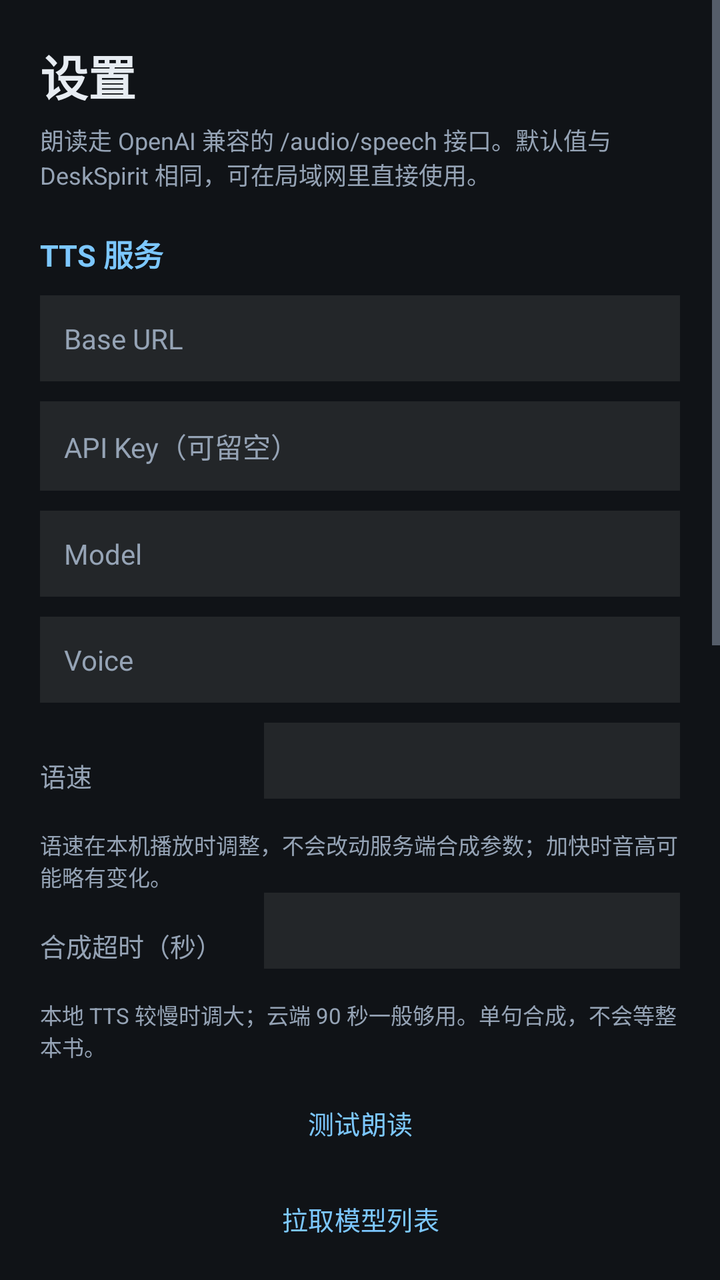
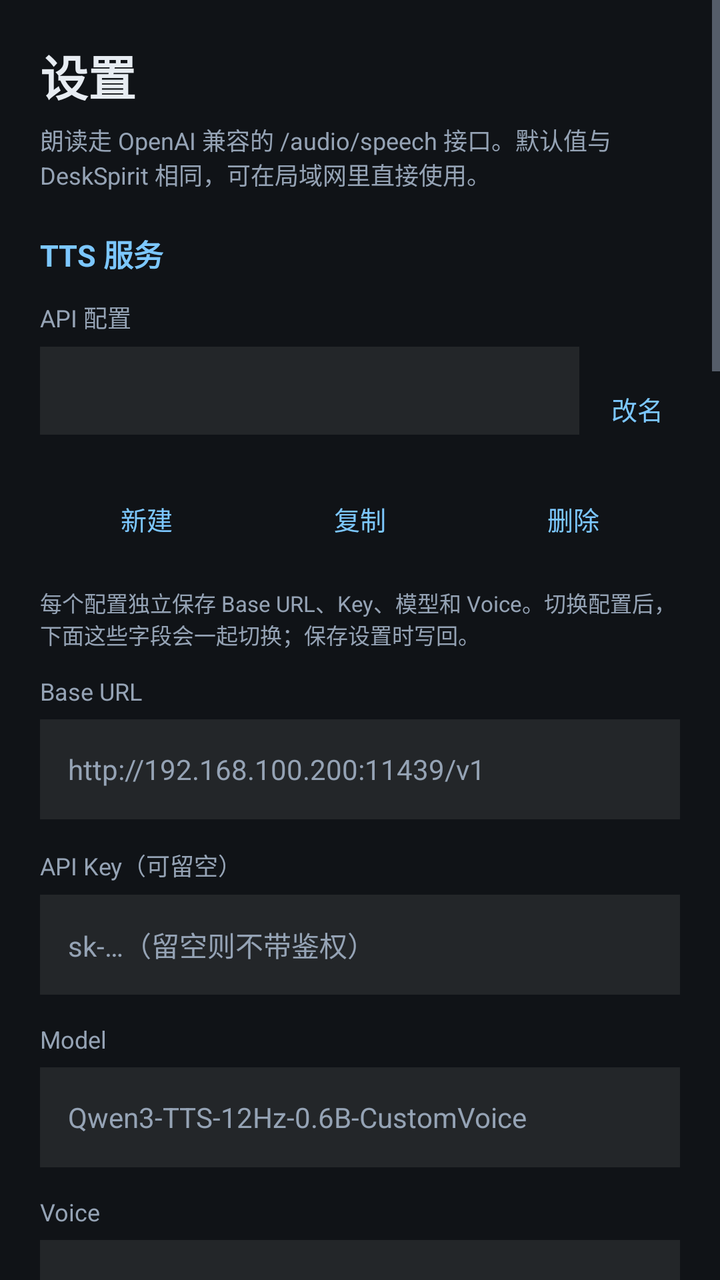

Screens rendered from an Android XML layout before and after an edit, with the pre-edit source and the edit as a unified diff.
<!-- AndroidManifest.xml: application theme Theme.AudioBook -->
<!-- res/layout/activity_settings.xml -->
<?xml version="1.0" encoding="utf-8"?>
<ScrollView xmlns:android="http://schemas.android.com/apk/res/android"
    android:id="@+id/root"
    android:layout_width="match_parent"
    android:layout_height="match_parent"
    android:background="@color/bg"
    android:fitsSystemWindows="true">

    <LinearLayout
        android:layout_width="match_parent"
        android:layout_height="wrap_content"
        android:orientation="vertical"
        android:padding="20dp">

        <TextView
            android:id="@+id/tvTitle"
            android:layout_width="wrap_content"
            android:layout_height="wrap_content"
            android:text="@string/settings_title"
            android:textColor="@color/text_primary"
            android:textSize="24sp"
            android:textStyle="bold" />

        <TextView
            android:id="@+id/tvSubtitle"
            android:layout_width="match_parent"
            android:layout_height="wrap_content"
            android:layout_marginTop="6dp"
            android:text="@string/settings_subtitle"
            android:textColor="@color/text_secondary"
            android:textSize="12sp" />

        <TextView
            style="@style/SectionTitle"
            android:text="@string/sec_tts" />

        <EditText
            android:id="@+id/etBase"
            style="@style/FieldInput"
            android:hint="@string/tts_base"
            android:inputType="textUri" />

        <EditText
            android:id="@+id/etKey"
            style="@style/FieldInput"
            android:hint="@string/tts_key"
            android:inputType="textPassword" />

        <EditText
            android:id="@+id/etModel"
            style="@style/FieldInput"
            android:hint="@string/tts_model"
            android:inputType="text" />

        <EditText
            android:id="@+id/etVoice"
            style="@style/FieldInput"
            android:hint="@string/tts_voice"
            android:inputType="text" />

        <LinearLayout
            android:layout_width="match_parent"
            android:layout_height="wrap_content"
            android:gravity="center_vertical"
            android:orientation="horizontal">

            <TextView
                style="@style/RowLabel"
                android:text="@string/tts_speed" />

            <EditText
                android:id="@+id/etSpeed"
                style="@style/FieldInput"
                android:layout_width="0dp"
                android:layout_height="wrap_content"
                android:layout_weight="1"
                android:inputType="numberDecimal" />
        </LinearLayout>

        <TextView
            android:layout_width="match_parent"
            android:layout_height="wrap_content"
            android:text="@string/tts_speed_hint"
            android:textColor="@color/text_secondary"
            android:textSize="11sp" />

        <LinearLayout
            android:layout_width="match_parent"
            android:layout_height="wrap_content"
            android:gravity="center_vertical"
            android:orientation="horizontal">

            <TextView
                style="@style/RowLabel"
                android:text="@string/tts_timeout" />

            <EditText
                android:id="@+id/etTimeout"
                style="@style/FieldInput"
                android:layout_width="0dp"
                android:layout_height="wrap_content"
                android:layout_weight="1"
                android:inputType="number" />
        </LinearLayout>

        <TextView
            android:layout_width="match_parent"
            android:layout_height="wrap_content"
            android:text="@string/tts_timeout_hint"
            android:textColor="@color/text_secondary"
            android:textSize="11sp" />

        <Button
            android:id="@+id/btnTest"
            style="@style/BarButton"
            android:layout_width="match_parent"
            android:layout_height="wrap_content"
            android:layout_marginTop="6dp"
            android:text="@string/tts_test" />

        <Button
            android:id="@+id/btnPullModels"
            style="@style/BarButton"
            android:layout_width="match_parent"
            android:layout_height="wrap_content"
            android:text="@string/pull_models" />

        <TextView
            android:id="@+id/tvTestStatus"
            android:layout_width="match_parent"
            android:layout_height="wrap_content"
            android:paddingTop="4dp"
            android:textColor="@color/text_secondary"
            android:textSize="12sp" />

        <TextView
            style="@style/SectionTitle"
            android:text="@string/sec_cache" />

        <TextView
            android:id="@+id/tvCache"
            android:layout_width="match_parent"
            android:layout_height="wrap_content"
            android:textColor="@color/text_secondary"
            android:textSize="12sp" />

        <Button
            android:id="@+id/btnClearCache"
            style="@style/BarButton"
            android:layout_width="match_parent"
            android:layout_height="wrap_content"
            android:layout_marginTop="4dp"
            android:text="@string/cache_clear" />

        <TextView
            style="@style/SectionTitle"
            android:text="@string/sec_reading" />

        <LinearLayout
            android:layout_width="match_parent"
            android:layout_height="wrap_content"
            android:gravity="center_vertical"
            android:orientation="horizontal">

            <TextView
                style="@style/RowLabel"
                android:text="@string/setting_theme" />

            <Spinner
                android:id="@+id/spTheme"
                android:layout_width="0dp"
                android:layout_height="wrap_content"
                android:layout_weight="1"
                android:background="@color/field_bg" />
        </LinearLayout>

        <LinearLayout
            android:layout_width="match_parent"
            android:layout_height="wrap_content"
            android:gravity="center_vertical"
            android:orientation="horizontal">

            <TextView
                style="@style/RowLabel"
                android:text="@string/setting_font_size" />

            <EditText
                android:id="@+id/etFontSize"
                style="@style/FieldInput"
                android:layout_width="0dp"
                android:layout_height="wrap_content"
                android:layout_weight="1"
                android:inputType="number" />
        </LinearLayout>

        <LinearLayout
            android:layout_width="match_parent"
            android:layout_height="wrap_content"
            android:gravity="center_vertical"
            android:orientation="horizontal">

            <TextView
                style="@style/RowLabel"
                android:text="@string/setting_line_spacing" />

            <EditText
                android:id="@+id/etLineSpacing"
                style="@style/FieldInput"
                android:layout_width="0dp"
                android:layout_height="wrap_content"
                android:layout_weight="1"
                android:inputType="numberDecimal" />
        </LinearLayout>

        <LinearLayout
            android:layout_width="match_parent"
            android:layout_height="wrap_content"
            android:gravity="center_vertical"
            android:orientation="horizontal">

            <TextView
                style="@style/RowLabel"
                android:text="@string/setting_margin" />

            <EditText
                android:id="@+id/etMargin"
                style="@style/FieldInput"
                android:layout_width="0dp"
                android:layout_height="wrap_content"
                android:layout_weight="1"
                android:inputType="number" />
        </LinearLayout>

        <LinearLayout
            android:layout_width="match_parent"
            android:layout_height="wrap_content"
            android:gravity="center_vertical"
            android:orientation="horizontal">

            <TextView
                style="@style/RowLabel"
                android:text="@string/setting_font_family" />

            <Spinner
                android:id="@+id/spFont"
                android:layout_width="0dp"
                android:layout_height="wrap_content"
                android:layout_weight="1"
                android:background="@color/field_bg" />
        </LinearLayout>

        <LinearLayout
            android:layout_width="match_parent"
            android:layout_height="wrap_content"
            android:gravity="center_vertical"
            android:orientation="horizontal"
            android:paddingTop="8dp">

            <TextView
                android:layout_width="0dp"
                android:layout_height="wrap_content"
                android:layout_weight="1"
                android:text="@string/setting_auto_scroll"
                android:textColor="@color/text_secondary"
                android:textSize="13sp" />

            <Switch
                android:id="@+id/swAutoScroll"
                android:layout_width="wrap_content"
                android:layout_height="wrap_content" />
        </LinearLayout>

        <LinearLayout
            android:layout_width="match_parent"
            android:layout_height="wrap_content"
            android:gravity="center_vertical"
            android:orientation="horizontal">

            <TextView
                style="@style/RowLabel"
                android:text="@string/setting_cache_mb" />

            <EditText
                android:id="@+id/etCacheMb"
                style="@style/FieldInput"
                android:layout_width="0dp"
                android:layout_height="wrap_content"
                android:layout_weight="1"
                android:inputType="number" />
        </LinearLayout>

        <Button
            android:id="@+id/btnSave"
            android:layout_width="match_parent"
            android:layout_height="52dp"
            android:layout_marginTop="18dp"
            android:backgroundTint="@color/accent"
            android:text="@string/settings_save"
            android:textColor="@color/bg"
            android:textStyle="bold" />

        <Button
            android:id="@+id/btnReset"
            style="@style/BarButton"
            android:layout_width="match_parent"
            android:layout_height="wrap_content"
            android:layout_marginBottom="20dp"
            android:text="@string/settings_reset" />
    </LinearLayout>
</ScrollView>
<!-- resources referenced by this layout -->
<resources>
  <color name="accent">#7CC7FF</color>
  <color name="bg">#101317</color>
  <color name="field_bg">#14FFFFFF</color>
  <color name="text_primary">#E7ECF2</color>
  <string name="cache_clear">清空缓存</string>
  <string name="pull_models">拉取模型列表</string>
  <string name="sec_cache">音频缓存</string>
  <string name="sec_reading">阅读外观</string>
  <string name="sec_tts">TTS 服务</string>
  <string name="setting_cache_mb">缓存上限 MB</string>
  <string name="setting_margin">页边距</string>
  <string name="setting_theme">主题</string>
  <string name="settings_reset">恢复默认</string>
  <string name="settings_save">保存设置</string>
  <string name="settings_title">设置</string>
  <string name="tts_base">Base URL</string>
  <string name="tts_model">Model</string>
  <string name="tts_speed">语速</string>
  <string name="tts_test">测试朗读</string>
  <string name="tts_timeout">合成超时（秒）</string>
  <string name="tts_timeout_hint">本地 TTS 较慢时调大；云端 90 秒一般够用。单句合成，不会等整本书。</string>
  <string name="tts_voice">Voice</string>
  <style name="FieldInput">
          <item name="android:layout_width">match_parent</item>
          <item name="android:layout_height">wrap_content</item>
          <item name="android:layout_marginBottom">10dp</item>
          <item name="android:background">@color/field_bg</item>
          <item name="android:padding">12dp</item>
          <item name="android:textColor">@color/text_primary</item>
          <item name="android:textColorHint">@color/text_secondary</item>
          <item name="android:textSize">14sp</item>
      </style>
  <style name="RowLabel">
          <item name="android:layout_width">112dp</item>
          <item name="android:layout_height">wrap_content</item>
          <item name="android:gravity">center_vertical</item>
          <item name="android:textColor">@color/text_secondary</item>
          <item name="android:textSize">13sp</item>
      </style>
  <!-- unchanged entries left out for length: 11 -->
</resources>

<!-- the commit's change to res/layout/activity_settings.xml (unified diff, before → after) -->
@@ -34,29 +34,11 @@
             style="@style/SectionTitle"
             android:text="@string/sec_tts" />
 
-        <EditText
-            android:id="@+id/etBase"
-            style="@style/FieldInput"
-            android:hint="@string/tts_base"
-            android:inputType="textUri" />
-
-        <EditText
-            android:id="@+id/etKey"
-            style="@style/FieldInput"
-            android:hint="@string/tts_key"
-            android:inputType="textPassword" />
-
-        <EditText
-            android:id="@+id/etModel"
-            style="@style/FieldInput"
-            android:hint="@string/tts_model"
-            android:inputType="text" />
-
-        <EditText
-            android:id="@+id/etVoice"
-            style="@style/FieldInput"
-            android:hint="@string/tts_voice"
-            android:inputType="text" />
+        
+        <TextView
+            android:id="@+id/tvProfileTitle"
+            style="@style/FieldLabel"
+            android:text="@string/profile_title" />
 
         <LinearLayout
             android:layout_width="match_parent"
@@ -64,49 +46,165 @@
             android:gravity="center_vertical"
             android:orientation="horizontal">
 
-            <TextView
-                style="@style/RowLabel"
-                android:text="@string/tts_speed" />
-
-            <EditText
-                android:id="@+id/etSpeed"
+            <Spinner
+                android:id="@+id/spProfile"
                 style="@style/FieldInput"
                 android:layout_width="0dp"
-                android:layout_height="wrap_content"
-                android:layout_weight="1"
-                android:inputType="numberDecimal" />
+                android:layout_weight="1" />
+
+            <Button
+                android:id="@+id/btnRenameProfile"
+                style="@style/ProfileSideButton"
+                android:text="@string/profile_rename" />
         </LinearLayout>
 
-        <TextView
-            android:layout_width="match_parent"
-            android:layout_height="wrap_content"
+        <LinearLayout
+            android:layout_width="match_parent"
+            android:layout_height="wrap_content"
+            android:layout_marginBottom="10dp"
+            android:orientation="horizontal">
+
+            <Button
+                android:id="@+id/btnAddProfile"
+                style="@style/ProfAction"
+                android:text="@string/profile_add" />
+
+            <Button
+                android:id="@+id/btnDupProfile"
+                style="@style/ProfAction"
+                android:text="@string/profile_dup" />
+
+            <Button
+                android:id="@+id/btnDelProfile"
+                style="@style/ProfAction"
+                android:text="@string/profile_del" />
+        </LinearLayout>
+
+        <TextView
+            android:layout_width="match_parent"
+            android:layout_height="wrap_content"
+            android:layout_marginBottom="10dp"
+            android:text="@string/profile_hint"
+            android:textColor="@color/text_secondary"
+            android:textSize="11sp" />
+
+        <TextView
+            style="@style/FieldLabel"
+            android:text="@string/tts_base" />
+
+        <EditText
+            android:id="@+id/etBase"
+            style="@style/FieldInput"
+            android:hint="@string/tts_base_hint"
+            android:inputType="textUri" />
+
+        <TextView
+            style="@style/FieldLabel"
+            android:text="@string/tts_key" />
+
+        <EditText
+            android:id="@+id/etKey"
+            style="@style/FieldInput"
+            android:hint="@string/tts_key_hint"
+            android:inputType="textPassword" />
+
+        <TextView
+            style="@style/FieldLabel"
+            android:text="@string/tts_model" />
+
+        <EditText
+            android:id="@+id/etModel"
+            style="@style/FieldInput"
+            android:hint="@string/tts_model_hint"
+            android:inputType="text" />
+
+        <TextView
+            style="@style/FieldLabel"
+            android:text="@string/tts_voice" />
+
+        <EditText
+            android:id="@+id/etVoice"
+            style="@style/FieldInput"
+            android:hint="@string/tts_voice_hint"
+            android:inputType="text" />
+
+        <TextView
+            style="@style/FieldLabel"
+            android:text="@string/tts_speed" />
+
+        <EditText
+            android:id="@+id/etSpeed"
+            style="@style/FieldInput"
+            android:inputType="numberDecimal" />
+
+        <TextView
+            android:layout_width="match_parent"
+            android:layout_height="wrap_content"
+            android:layout_marginTop="-4dp"
+            android:layout_marginBottom="12dp"
             android:text="@string/tts_speed_hint"
             android:textColor="@color/text_secondary"
             android:textSize="11sp" />
 
-        <LinearLayout
-            android:layout_width="match_parent"
-            android:layout_height="wrap_content"
-            android:gravity="center_vertical"
-            android:orientation="horizontal">
-
-            <TextView
-                style="@style/RowLabel"
-                android:text="@string/tts_timeout" />
-
-            <EditText
-                android:id="@+id/etTimeout"
-                style="@style/FieldInput"
-                android:layout_width="0dp"
-                android:layout_height="wrap_content"
-                android:layout_weight="1"
-                android:inputType="number" />
-        </LinearLayout>
-
-        <TextView
-            android:layout_width="match_parent"
-            android:layout_height="wrap_content"
+        <TextView
+            style="@style/FieldLabel"
+            android:text="@string/tts_timeout" />
+
+        <EditText
+            android:id="@+id/etTimeout"
+            style="@style/FieldInput"
+            android:inputType="number" />
+
+        <TextView
+            android:layout_width="match_parent"
+            android:layout_height="wrap_content"
+            android:layout_marginTop="-4dp"
+            android:layout_marginBottom="12dp"
             android:text="@string/tts_timeout_hint"
+            android:textColor="@color/text_secondary"
+            android:textSize="11sp" />
+
+        <TextView
+            style="@style/FieldLabel"
+            android:text="@string/setting_chunk" />
+
+        <Spinner
+            android:id="@+id/spChunk"
+            style="@style/FieldInput" />
+
+        <TextView
+            style="@style/FieldLabel"
+            android:text="@string/setting_chunk_custom" />
+
+        <EditText
+            android:id="@+id/etChunkChars"
+            style="@style/FieldInput"
+            android:inputType="number" />
+
+        <TextView
+            android:layout_width="match_parent"
+            android:layout_height="wrap_content"
+            android:layout_marginTop="-4dp"
+            android:layout_marginBottom="12dp"
+            android:text="@string/chunk_custom_hint"
+            android:textColor="@color/text_secondary"
+            android:textSize="11sp" />
+
+        <TextView
+            style="@style/FieldLabel"
+            android:text="@string/setting_preload" />
+
+        <EditText
+            android:id="@+id/etPreloadMin"
+            style="@style/FieldInput"
+            android:inputType="number" />
+
+        <TextView
+            android:layout_width="match_parent"
+            android:layout_height="wrap_content"
+            android:layout_marginTop="-4dp"
+            android:layout_marginBottom="12dp"
+            android:text="@string/preload_hint"
             android:textColor="@color/text_secondary"
             android:textSize="11sp" />
 
@@ -115,7 +213,7 @@
             style="@style/BarButton"
             android:layout_width="match_parent"
             android:layout_height="wrap_content"
-            android:layout_marginTop="6dp"
+            android:layout_marginTop="4dp"
             android:text="@string/tts_test" />
 
         <Button
@@ -144,6 +242,14 @@
             android:textColor="@color/text_secondary"
             android:textSize="12sp" />
 
+        <TextView
+            android:id="@+id/tvCachePath"
+            android:layout_width="match_parent"
+            android:layout_height="wrap_content"
+            android:layout_marginTop="3dp"
+            android:textColor="@color/text_dim"
+            android:textSize="10sp" />
+
         <Button
             android:id="@+id/btnClearCache"
             style="@style/BarButton"
@@ -156,105 +262,56 @@
             style="@style/SectionTitle"
             android:text="@string/sec_reading" />
 
-        <LinearLayout
-            android:layout_width="match_parent"
-            android:layout_height="wrap_content"
-            android:gravity="center_vertical"
-            android:orientation="horizontal">
-
-            <TextView
-                style="@style/RowLabel"
-                android:text="@string/setting_theme" />
-
-            <Spinner
-                android:id="@+id/spTheme"
-                android:layout_width="0dp"
-                android:layout_height="wrap_content"
-                android:layout_weight="1"
-                android:background="@color/field_bg" />
-        </LinearLayout>
-
-        <LinearLayout
-            android:layout_width="match_parent"
-            android:layout_height="wrap_content"
-            android:gravity="center_vertical"
-            android:orientation="horizontal">
-
-            <TextView
-                style="@style/RowLabel"
-                android:text="@string/setting_font_size" />
-
-            <EditText
-                android:id="@+id/etFontSize"
-                style="@style/FieldInput"
-                android:layout_width="0dp"
-                android:layout_height="wrap_content"
-                android:layout_weight="1"
-                android:inputType="number" />
-        </LinearLayout>
-
-        <LinearLayout
-            android:layout_width="match_parent"
-            android:layout_height="wrap_content"
-            android:gravity="center_vertical"
-            android:orientation="horizontal">
-
-            <TextView
-                style="@style/RowLabel"
-                android:text="@string/setting_line_spacing" />
-
-            <EditText
-                android:id="@+id/etLineSpacing"
-                style="@style/FieldInput"
-                android:layout_width="0dp"
-                android:layout_height="wrap_content"
-                android:layout_weight="1"
-                android:inputType="numberDecimal" />
-        </LinearLayout>
-
-        <LinearLayout
-            android:layout_width="match_parent"
-            android:layout_height="wrap_content"
-            android:gravity="center_vertical"
-            android:orientation="horizontal">
-
-            <TextView
-                style="@style/RowLabel"
-                android:text="@string/setting_margin" />
-
-            <EditText
-                android:id="@+id/etMargin"
-                style="@style/FieldInput"
-                android:layout_width="0dp"
-                android:layout_height="wrap_content"
-                android:layout_weight="1"
-                android:inputType="number" />
-        </LinearLayout>
-
-        <LinearLayout
-            android:layout_width="match_parent"
-            android:layout_height="wrap_content"
-            android:gravity="center_vertical"
-            android:orientation="horizontal">
-
-            <TextView
-                style="@style/RowLabel"
-                android:text="@string/setting_font_family" />
-
-            <Spinner
-                android:id="@+id/spFont"
-                android:layout_width="0dp"
-                android:layout_height="wrap_content"
-                android:layout_weight="1"
-                android:background="@color/field_bg" />
-        </LinearLayout>
+        <TextView
+            style="@style/FieldLabel"
+            android:text="@string/setting_theme" />
+
+        <Spinner
+            android:id="@+id/spTheme"
+            style="@style/FieldInput" />
+
+        <TextView
+            style="@style/FieldLabel"
+            android:text="@string/setting_font_size" />
+
+        <EditText
+            android:id="@+id/etFontSize"
+            style="@style/FieldInput"
+            android:inputType="number" />
+
+        <TextView
+            style="@style/FieldLabel"
+            android:text="@string/setting_line_spacing" />
+
+        <EditText
+            android:id="@+id/etLineSpacing"
+            style="@style/FieldInput"
+            android:inputType="numberDecimal" />
+
+        <TextView
+            style="@style/FieldLabel"
+            android:text="@string/setting_margin" />
+
+        <EditText
+            android:id="@+id/etMargin"
+            style="@style/FieldInput"
+            android:inputType="number" />
+
+        <TextView
+            style="@style/FieldLabel"
+            android:text="@string/setting_font_family" />
+
+        <Spinner
+            android:id="@+id/spFont"
+            style="@style/FieldInput" />
 
         <LinearLayout
             android:layout_width="match_parent"
             android:layout_height="wrap_content"
             android:gravity="center_vertical"
             android:orientation="horizontal"
-            android:paddingTop="8dp">
+            android:paddingTop="4dp"
+            android:paddingBottom="4dp">
 
             <TextView
                 android:layout_width="0dp"
@@ -262,31 +319,12 @@
                 android:layout_weight="1"
                 android:text="@string/setting_auto_scroll"
                 android:textColor="@color/text_secondary"
-                android:textSize="13sp" />
+                android:textSize="14sp" />
 
             <Switch
                 android:id="@+id/swAutoScroll"
                 android:layout_width="wrap_content"
                 android:layout_height="wrap_content" />
-        </LinearLayout>
-
-        <LinearLayout
-            android:layout_width="match_parent"
-            android:layout_height="wrap_content"
-            android:gravity="center_vertical"
-            android:orientation="horizontal">
-
-            <TextView
-                style="@style/RowLabel"
-                android:text="@string/setting_cache_mb" />
-
-            <EditText
-                android:id="@+id/etCacheMb"
-                style="@style/FieldInput"
-                android:layout_width="0dp"
-                android:layout_height="wrap_content"
-                android:layout_weight="1"
-                android:inputType="number" />
         </LinearLayout>
 
         <Button
<!-- resource entries referenced after the edit -->
@@ -2,41 +2,80 @@
 <resources>
   <color name="accent">#7CC7FF</color>
   <color name="bg">#101317</color>
+  <color name="text_dim">#5C6B7C</color>
   <color name="field_bg">#14FFFFFF</color>
   <color name="text_primary">#E7ECF2</color>
   <string name="cache_clear">清空缓存</string>
+  <string name="chunk_custom_hint">仅在“分块大小”选择“自定义”时生效；首块仍会压到 80 字以内。</string>
+  <string name="preload_hint">后台最多领先播放进度合成多少分钟。云端建议 5 分钟，本地慢设备可设 30 分钟；暂停后不会再调用 TTS。</string>
+  <string name="profile_add">新建</string>
+  <string name="profile_del">删除</string>
+  <string name="profile_dup">复制</string>
+  <string name="profile_hint">每个配置独立保存 Base URL、Key、模型和 Voice。切换配置后，下面这些字段会一起切换；保存设置时写回。</string>
+  <string name="profile_rename">改名</string>
+  <string name="profile_title">API 配置</string>
   <string name="pull_models">拉取模型列表</string>
   <string name="sec_cache">音频缓存</string>
   <string name="sec_reading">阅读外观</string>
   <string name="sec_tts">TTS 服务</string>
-  <string name="setting_cache_mb">缓存上限 MB</string>
+  <string name="setting_chunk">分块大小</string>
+  <string name="setting_chunk_custom">自定义块长</string>
   <string name="setting_margin">页边距</string>
+  <string name="setting_preload">预读取（分钟）</string>
   <string name="setting_theme">主题</string>
   <string name="settings_reset">恢复默认</string>
   <string name="settings_save">保存设置</string>
   <string name="settings_title">设置</string>
   <string name="tts_base">Base URL</string>
+  <string name="tts_base_hint">http://192.168.100.200:11439/v1</string>
+  <string name="tts_key_hint">sk-…（留空则不带鉴权）</string>
   <string name="tts_model">Model</string>
+  <string name="tts_model_hint">Qwen3-TTS-12Hz-0.6B-CustomVoice</string>
   <string name="tts_speed">语速</string>
   <string name="tts_test">测试朗读</string>
   <string name="tts_timeout">合成超时（秒）</string>
-  <string name="tts_timeout_hint">本地 TTS 较慢时调大；云端 90 秒一般够用。单句合成，不会等整本书。</string>
+  <string name="tts_timeout_hint">本地 TTS 较慢时调大；大块会按字数自动放宽超时。按块合成，不会等整本书。</string>
   <string name="tts_voice">Voice</string>
+  <string name="tts_voice_hint">serena</string>
   <style name="FieldInput">
           <item name="android:layout_width">match_parent</item>
           <item name="android:layout_height">wrap_content</item>
-          <item name="android:layout_marginBottom">10dp</item>
+          <item name="android:layout_marginBottom">12dp</item>
           <item name="android:background">@color/field_bg</item>
-          <item name="android:padding">12dp</item>
+          <item name="android:gravity">center_vertical</item>
+          <item name="android:minHeight">50dp</item>
+          <item name="android:paddingStart">14dp</item>
+          <item name="android:paddingEnd">14dp</item>
+          <item name="android:paddingTop">0dp</item>
+          <item name="android:paddingBottom">0dp</item>
           <item name="android:textColor">@color/text_primary</item>
           <item name="android:textColorHint">@color/text_secondary</item>
           <item name="android:textSize">14sp</item>
       </style>
-  <style name="RowLabel">
-          <item name="android:layout_width">112dp</item>
+  <style name="FieldLabel">
+          <item name="android:layout_width">match_parent</item>
           <item name="android:layout_height">wrap_content</item>
-          <item name="android:gravity">center_vertical</item>
+          <item name="android:layout_marginTop">2dp</item>
+          <item name="android:layout_marginBottom">6dp</item>
           <item name="android:textColor">@color/text_secondary</item>
+          <item name="android:textSize">12sp</item>
+      </style>
+  <style name="ProfAction" parent="Widget.Material3.Button.TextButton">
+          <item name="android:layout_width">0dp</item>
+          <item name="android:layout_height">wrap_content</item>
+          <item name="android:layout_weight">1</item>
+          <item name="android:minWidth">0dp</item>
+          <item name="android:textColor">@color/accent</item>
+          <item name="android:textSize">13sp</item>
+      </style>
+  <style name="ProfileSideButton" parent="Widget.Material3.Button.TextButton">
+          <item name="android:layout_width">wrap_content</item>
+          <item name="android:layout_height">50dp</item>
+          <item name="android:layout_marginStart">8dp</item>
+          <item name="android:minWidth">0dp</item>
+          <item name="android:paddingStart">8dp</item>
+          <item name="android:paddingEnd">8dp</item>
+          <item name="android:textColor">@color/accent</item>
           <item name="android:textSize">13sp</item>
       </style>
   <!-- unchanged entries left out for length: 11 -->
